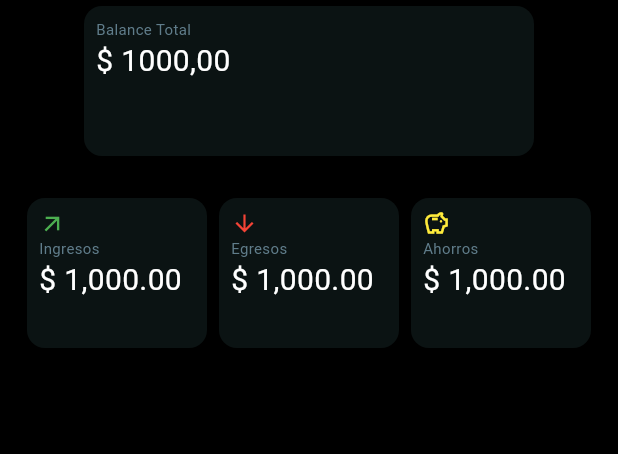
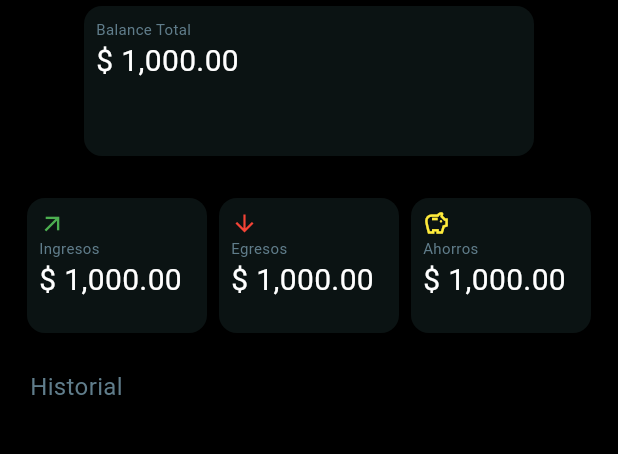
Before and after one commit to chrisladzamach/finTrack, a Flutter app: the screen it shows after launch, on a phone screen of 412 x 824 dp, the part 84-538 px from its top. Run offline on Flutter 3.47's test engine with Material 3 defaults, Android fonts, the phone set to English and light mode, and no system bars.

Commit message:
Separación de elementos y mejora UI

```diff
--- a/lib/ui/screens/track_screen.dart
+++ b/lib/ui/screens/track_screen.dart
@@ -13,7 +13,14 @@ class TrackScreen extends StatelessWidget {
         children: [
           StatusCard(),
           SizedBox(height: 20),
-          Menu()
+          Menu(),
+          SizedBox(height: 20),
+          Container(
+            alignment: Alignment.centerLeft,
+            padding: const EdgeInsets.only(left: 20),
+            child: const Text("Historial", style: TextStyle(color: Colors.blueGrey, fontSize: 16)),
+          ),
+          SizedBox(height: 20),
         ],
       ),
     );
--- a/lib/ui/widgets/menu_card.dart
+++ b/lib/ui/widgets/menu_card.dart
@@ -26,7 +26,7 @@ class MenuCard extends StatelessWidget {
         onTap: onTap,
         child: SizedBox(
           width: 120,
-          height: 100,
+          height: 90,
           child: Padding(
             padding: const EdgeInsets.all(8.0),
             child: Column(
--- a/lib/ui/widgets/status_card.dart
+++ b/lib/ui/widgets/status_card.dart
@@ -31,7 +31,7 @@ class StatusCard extends StatelessWidget {
                     style: TextStyle(fontSize: 10, color: Colors.blueGrey),
                   ),
                   Text(
-                    '\$ 1000,00',
+                    '\$ 1,000.00',
                     style: TextStyle(fontSize: 20, color: Colors.white),
                   ),
                   // TODO: Implementar barra de progresso
```
Also changed, not shown: lib/ui/widgets/menu.dart (+3 -9 lines).
